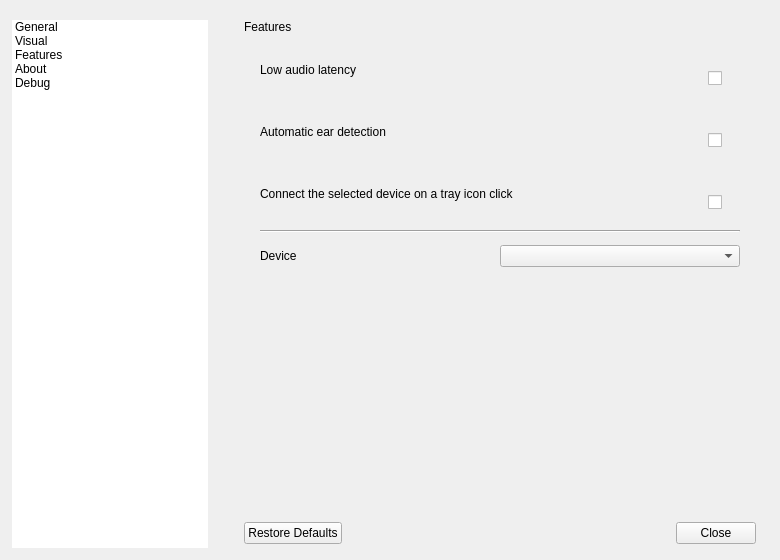
SpriteOvO/AirPodsDesktop, file Source/Gui/SettingsWindow.ui: the form before one commit.
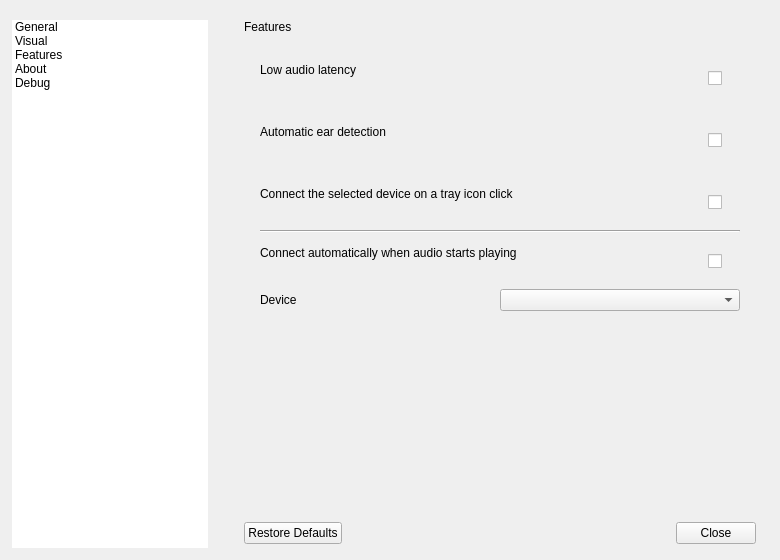
The form after the commit. The open tabs and pages were chosen to show the change. Icons and pictures are not drawn.

Commit message: feat: add playback auto-connect and improve tray reliability

Diff of the .ui file:
```diff
--- a/Source/Gui/SettingsWindow.ui
+++ b/Source/Gui/SettingsWindow.ui
@@ -1036,6 +1036,36 @@
               </property>
              </widget>
             </item>
+            <item>
+             <layout class="QHBoxLayout" name="horizontalLayoutAudioAutoConnect" stretch="1,0">
+              <property name="spacing"><number>16</number></property>
+              <item>
+               <layout class="QVBoxLayout" name="audioAutoConnectText">
+                <property name="spacing"><number>2</number></property>
+                <item>
+                 <widget class="QLabel" name="lbAudioAutoConnect">
+                  <property name="text"><string>Connect automatically when audio starts playing</string></property>
+                  <property name="wordWrap"><bool>true</bool></property>
+                  <property name="cssClass" stdset="0"><string notr="true">cardTitle</string></property>
+                 </widget>
+                </item>
+                <item>
+                 <widget class="QLabel" name="lbDescAudioAutoConnect">
+                  <property name="text"><string notr="true"/></property>
+                  <property name="wordWrap"><bool>true</bool></property>
+                  <property name="cssClass" stdset="0"><string notr="true">cardDescription</string></property>
+                 </widget>
+                </item>
+               </layout>
+              </item>
+              <item>
+               <widget class="QCheckBox" name="cbAudioAutoConnectEnabled">
+                <property name="minimumSize"><size><width>32</width><height>32</height></size></property>
+                <property name="text"><string notr="true"/></property>
+               </widget>
+              </item>
+             </layout>
+            </item>
             <item>
              <layout class="QHBoxLayout" name="horizontalLayoutQuickConnectDevice" stretch="1,0">
               <property name="spacing">
```
The commit also changes 35 other files.
